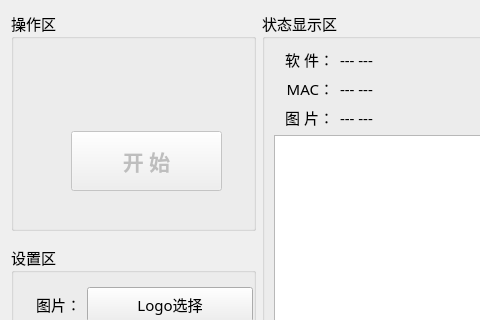
The window that mpro_qc/home/home_workwid.ui (ChinaClever/MPro-Tools) describes before a commit, drawn with Qt 5; both pictures show x 0 to 480 and y 0 to 320 of the 1108 by 499 pixel window.
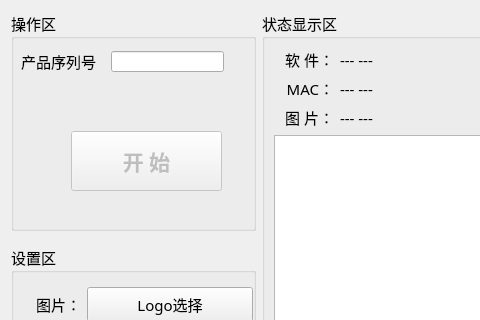
The same window after the commit.

```diff
--- a/mpro_qc/home/home_workwid.ui
+++ b/mpro_qc/home/home_workwid.ui
@@ -294,6 +294,29 @@
        <string>开 始</string>
       </property>
      </widget>
+     <widget class="QLabel" name="snlabel">
+      <property name="geometry">
+       <rect>
+        <x>10</x>
+        <y>40</y>
+        <width>81</width>
+        <height>21</height>
+       </rect>
+      </property>
+      <property name="text">
+       <string>产品序列号：</string>
+      </property>
+     </widget>
+     <widget class="QLineEdit" name="snEdit">
+      <property name="geometry">
+       <rect>
+        <x>100</x>
+        <y>40</y>
+        <width>113</width>
+        <height>21</height>
+       </rect>
+      </property>
+     </widget>
     </widget>
    </item>
    <item row="2" column="2">
```
